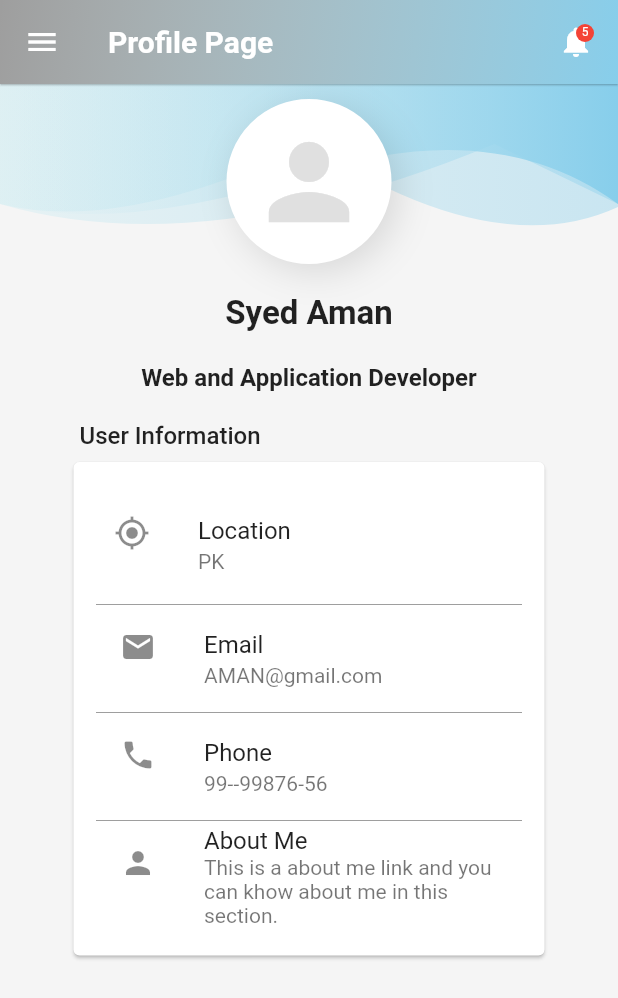
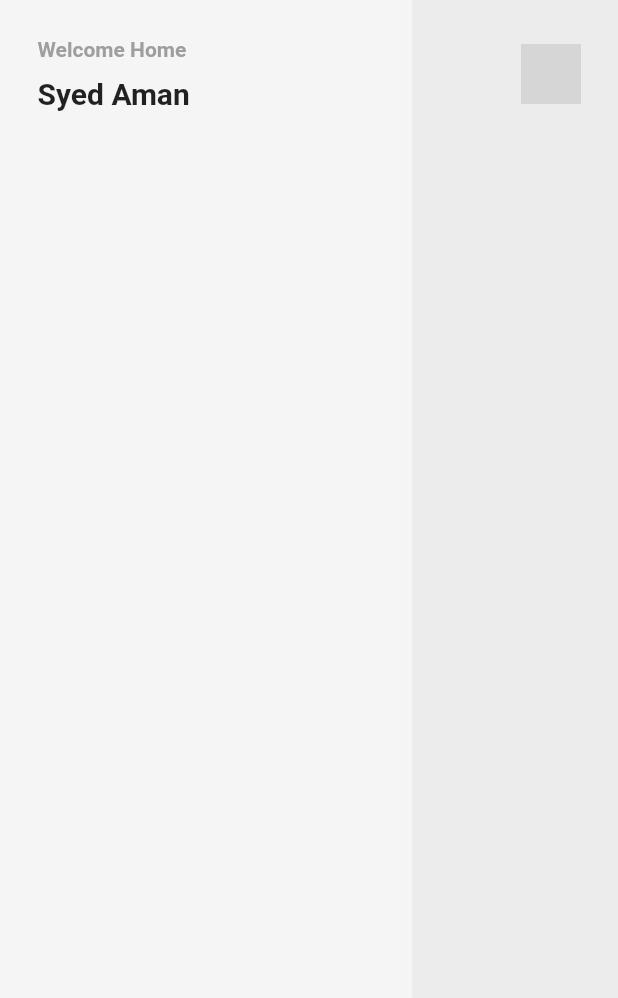
Before and after one commit to SyedAman10/market, a Flutter app: the screen it shows after launch, after a tap on "SIGN IN", on a phone screen of 412 x 824 dp. Shown: the top 998 px of the screen. Run offline on Flutter 3.47's test engine with Material 2 defaults, Android fonts, the phone set to English and light mode, and no system bars; our stand-ins replace fluttertoast, font_awesome_flutter, hexcolor, otp_text_field; missing offline and left inert: dart:html; network calls fail; grey boxes are pictures that could not be loaded.

Commit message:
continuing the work

```diff
--- /dev/null
+++ b/lib/pages/find_work.dart
@@ -0,0 +1,34 @@
+import 'package:flutter/material.dart';
+
+import 'home_app_bar.dart';
+
+class JobFinder extends StatelessWidget {
+  const JobFinder({Key? key}) : super(key: key);
+
+  @override
+  Widget build(BuildContext context) {
+    return Scaffold(
+        body: Stack(
+      children: [
+        Row(
+          children: [
+            Expanded(
+              flex: 2,
+              child: Container(),
+            ),
+            Expanded(
+              flex: 1,
+              child: Container(
+                color: Colors.grey.withOpacity(0.1),
+              ),
+            )
+          ],
+        ),
+        Column(
+          crossAxisAlignment: CrossAxisAlignment.start,
+          children: [HomeAppBar()],
+        )
+      ],
+    ));
+  }
+}
--- /dev/null
+++ b/lib/pages/home_app_bar.dart
@@ -0,0 +1,47 @@
+import 'package:flutter/material.dart';
+
+class HomeAppBar extends StatelessWidget {
+  const HomeAppBar({Key? key}) : super(key: key);
+
+  @override
+  Widget build(BuildContext context) {
+    return Container(
+      padding: EdgeInsets.only(
+        top: 25,
+        left: 25,
+        right: 25,
+      ),
+      child: Row(
+        mainAxisAlignment: MainAxisAlignment.spaceBetween,
+        children: [
+          Column(
+            crossAxisAlignment: CrossAxisAlignment.start,
+            children: [
+              Text(
+                'Welcome Home',
+                style: TextStyle(
+                  color: Colors.grey,
+                  fontWeight: FontWeight.bold,
+                ),
+              ),
+              SizedBox(height: 10),
+              Text('Syed Aman',
+                  style: TextStyle(fontWeight: FontWeight.bold, fontSize: 20)),
+            ],
+          ),
+          Row(
+            children: [
+              Container(),
+              ClipOval(
+                child: Image.asset(
+                  './../../assets/images/avatar.png',
+                  width: 40,
+                ),
+              )
+            ],
+          )
+        ],
+      ),
+    );
+  }
+}
--- a/lib/pages/login_page.dart
+++ b/lib/pages/login_page.dart
@@ -9,6 +9,7 @@ import 'package:flutter_login_ui/common/theme_helper.dart';
 import 'forgot_password_page.dart';
 import 'profile_page.dart';
 import 'registration_page.dart';
+import 'find_work.dart';
 import 'widgets/header_widget.dart';
 
 import 'package:http/http.dart' as http;
@@ -145,7 +146,7 @@ class _LoginPageState extends State<LoginPage> {
                                             context,
                                             MaterialPageRoute(
                                                 builder: (context) =>
-                                                    ProfilePage()));
+                                                    JobFinder()));
                                       } else {
                                         Fluttertoast.showToast(
                                           msg: "An error occured.",
@@ -185,8 +186,7 @@ class _LoginPageState extends State<LoginPage> {
                                     Navigator.pushReplacement(
                                         context,
                                         MaterialPageRoute(
-                                            builder: (context) =>
-                                                ProfilePage()));
+                                            builder: (context) => JobFinder()));
                                   },
                                 ),
                               ),
--- a/pubspec.yaml
+++ b/pubspec.yaml
@@ -51,9 +51,8 @@ flutter:
   uses-material-design: true
 
   # To add assets to your application, add an assets section, like this:
-  # assets:
-  #   - images/a_dot_burr.jpeg
-  #   - images/a_dot_ham.jpeg
+  assets:
+    - assets/images/avatar.png
 
   # An image asset can refer to one or more resolution-specific "variants", see
   # https://flutter.dev/assets-and-images/#resolution-aware.
```
Also changed, not shown: assets/images/avatar.png (added).
